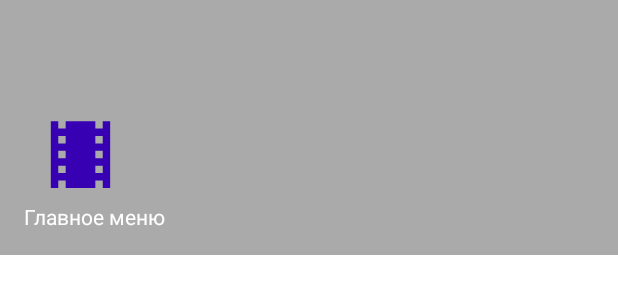
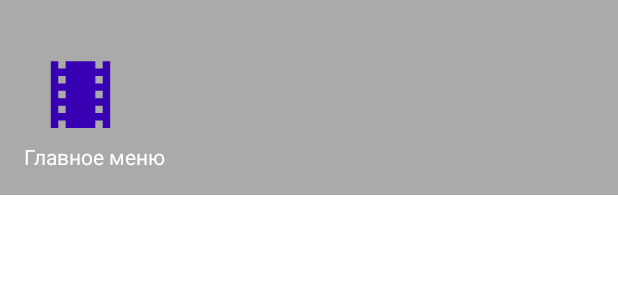
Before and after one commit to slayf16/androidStudy1, an Android app: the layout main_menu_header.xml on its own in the app's theme, with its tools: preview values and no code run, on a phone screen of 412 x 824 dp. Shown: the top 300 px of the screen. Run offline under Robolectric (Android 15) with nearby library versions, the phone set to English and light mode, and no system bars.

Commit message:
Main menu: работает

```diff
--- a/MyAppCinema/app/src/main/res/values/dimen.xml
+++ b/MyAppCinema/app/src/main/res/values/dimen.xml
@@ -1,7 +1,7 @@
 <?xml version="1.0" encoding="utf-8"?>
 <resources>
     <dimen name="nav_hider_vertical_spacing">16dp</dimen>
-    <dimen name="nav_hider_height">170dp</dimen>
+    <dimen name="nav_hider_height">130dp</dimen>
     <dimen name="activity_horizontal_margin">16dp</dimen>
     <dimen name="activity_vertical_margin">16dp</dimen>
     <dimen name="fab_margin">16dp</dimen>
```
Also changed, not shown: MyAppCinema/app/src/main/java/com/example/cinema/MainActivity.kt (+6 -1 lines).
